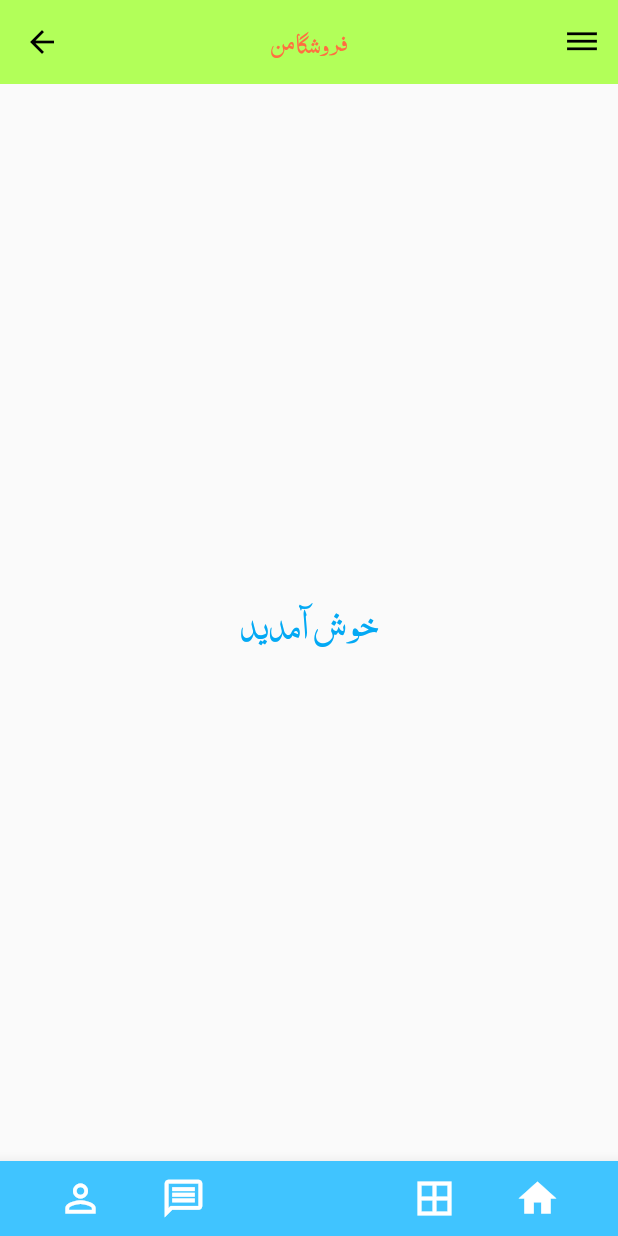
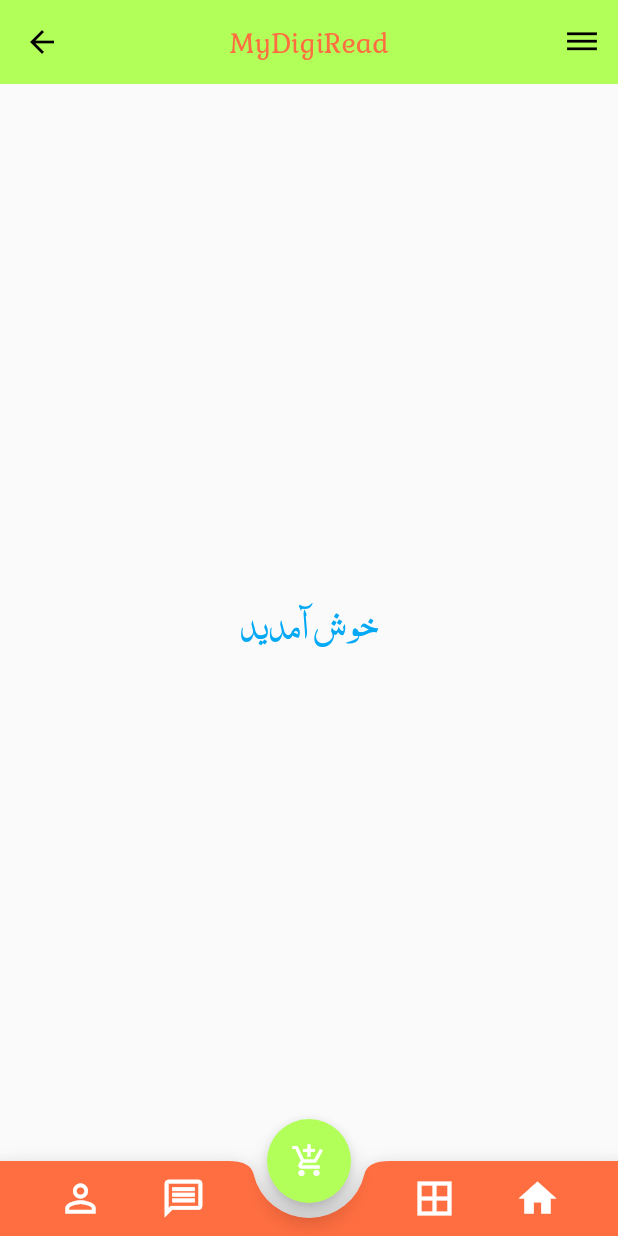
Before and after one commit to FARTASH-421/MyAppProjec1401, a Flutter app: the screen it shows after launch, on a phone screen of 412 x 824 dp. Run offline on Flutter 3.47's test engine with Material 2 defaults, Android fonts, the phone set to English and light mode, and no system bars.

Commit message:
change ShopButtonNavigator

```diff
--- a/lib/ShopButtonNavigator.dart
+++ b/lib/ShopButtonNavigator.dart
@@ -10,7 +10,7 @@ class ShopButtonNavigator extends StatelessWidget {
       clipBehavior: Clip.antiAlias,
       child: Container(
         height: 50,
-        color: Colors.lightBlueAccent,
+        color: Colors.deepOrangeAccent,
         child: Row(
           mainAxisAlignment: MainAxisAlignment.spaceBetween,
           children: [
--- a/lib/home_page.dart
+++ b/lib/home_page.dart
@@ -18,8 +18,8 @@ class _HomeState extends State<Home> {
           leading: Icon( Icons.arrow_back, color: Colors.black),
           elevation: 0,
           title: Text(
-            'فروشگا من',
-            style: TextStyle(fontSize: 20, color: Colors.deepOrangeAccent,fontFamily: "Nas"),
+            'MyDigiRead',
+            style: TextStyle(fontSize: 20, color: Colors.deepOrangeAccent,fontFamily: "Kurale"),
           ),
           centerTitle: true,
           actions: [
@@ -39,6 +39,11 @@ class _HomeState extends State<Home> {
           ),
         ),
         bottomNavigationBar: ShopButtonNavigator(),
+        floatingActionButton: FloatingActionButton(onPressed: (){},
+          backgroundColor: Colors.lightGreenAccent,
+        child: Icon(Icons.add_shopping_cart,color: Colors.white,),
+        ),
+        floatingActionButtonLocation: FloatingActionButtonLocation.centerDocked,
       ),
     );
   }
--- a/lib/splush_screen.dart
+++ b/lib/splush_screen.dart
@@ -49,8 +49,8 @@ class _SpalshState extends State<Spalsh> {
                   textAlign: TextAlign.center,
                   style: TextStyle(
                     color: Colors.tealAccent,
-                    fontFamily: "Salam",
-                    fontSize: 40,
+                    fontFamily: "Kurale",
+                    fontSize: 45,
 
                   ),
                 ),
--- a/pubspec.yaml
+++ b/pubspec.yaml
@@ -79,7 +79,7 @@ flutter:
          - asset: fonts/Salam.ttf
   #       - asset: fonts/Schyler-Italic.ttf
   #         style: italic
-     - family: Trajan Pro
+     - family: Kurale
        fonts:
          - asset: fonts/Kurale.ttf
   #       - asset: fonts/TrajanPro_Bold.ttf
```
